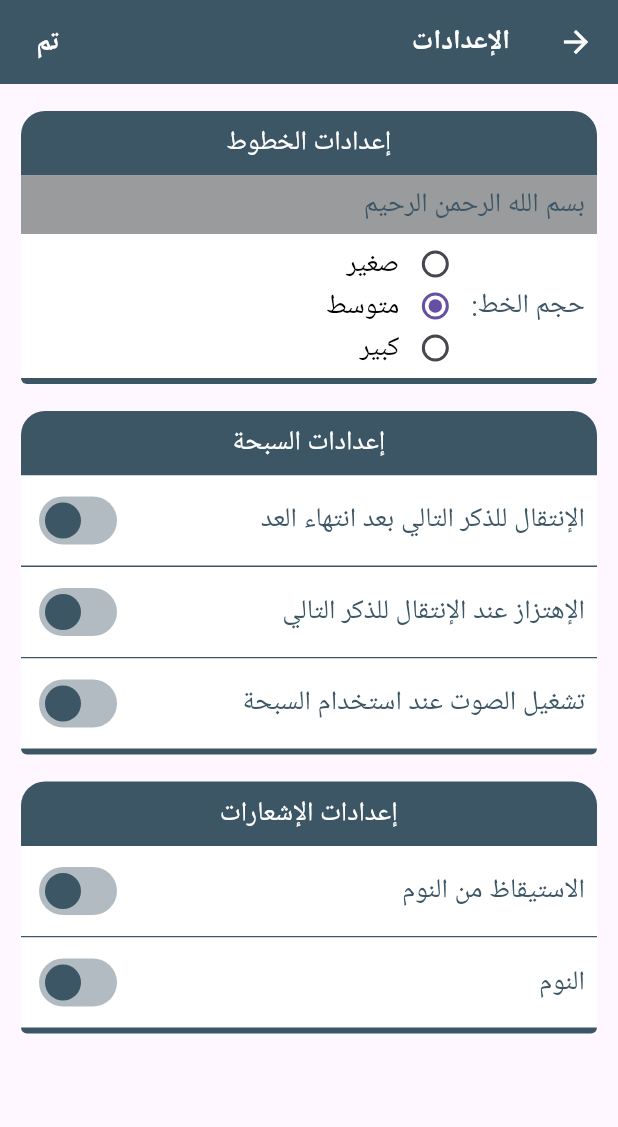
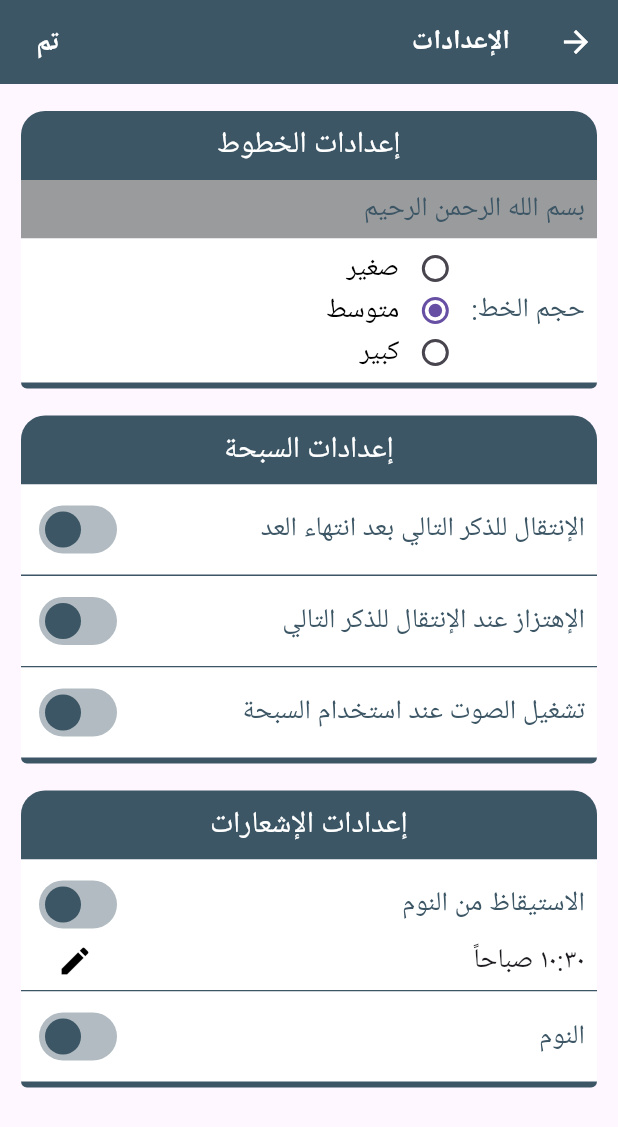
Before and after one commit to mostafamido196/Azkar-Flutter, a Flutter app: the screen it shows after launch, after a tap on the "dehaze" icon, after a tap on "الإعدادات", on a phone screen of 412 x 824 dp. Shown: the top 1127 px of the screen. Run offline on Flutter 3.47's test engine with Material 3 defaults, Android fonts, the phone set to English and light mode, and no system bars; our stand-ins replace dartz, equatable, flutter_bloc, flutter_svg, get_it and 1 more; missing offline and left inert: dart:ffi.

Commit message:
setting Screen

```diff
--- a/lib/core/Utils.dart
+++ b/lib/core/Utils.dart
@@ -19,3 +19,20 @@ class Utils {
   }
 
 }
+
+extension ArabicNumberReplacement on String {
+  String replaceArabicNumbers() {
+    return replaceAll("1", "١")
+        .replaceAll("2", "٢")
+        .replaceAll("3", "٣")
+        .replaceAll("4", "٤")
+        .replaceAll("5", "٥")
+        .replaceAll("6", "٦")
+        .replaceAll("7", "٧")
+        .replaceAll("8", "٨")
+        .replaceAll("9", "٩")
+        .replaceAll("0", "٠")
+        .replaceAll("AM", "صباحاً")
+        .replaceAll("PM", "مسائاً");
+  }
+}
--- a/lib/features/ziker/data/models/SettingModel.dart
+++ b/lib/features/ziker/data/models/SettingModel.dart
@@ -10,10 +10,9 @@ class SettingResponse extends Setting {
     required FontSize fontSize,
     required bool noisy,
     required bool vibrate,
-    required bool notify,
     required bool transfer,
   }) : super(
-            fontSize: fontSize, noisy: noisy, vibrate: vibrate, notify: notify,transfer:transfer );
+            fontSize: fontSize, noisy: noisy, vibrate: vibrate,transfer:transfer );
 
   @override
   factory SettingResponse.fromJson(Map<String, dynamic> json) {
@@ -21,7 +20,6 @@ class SettingResponse extends Setting {
       fontSize: _retrieveFont(json['fontSize']) , // Convert int to FontSize
       noisy: json['noisy'],
       vibrate: json['vibrate'],
-      notify: json['notify'],
       transfer: json['transfer'],
     );
   }
@@ -32,7 +30,6 @@ class SettingResponse extends Setting {
       'fontSize': _storeFont(fontSize), // Convert FontSize to int
       'noisy': noisy,
       'vibrate': vibrate,
-      'notify': notify,
       'transfer': transfer,
     };
   }
--- a/lib/features/ziker/data/repositories/SettingRepositoryImpl.dart
+++ b/lib/features/ziker/data/repositories/SettingRepositoryImpl.dart
@@ -28,7 +28,7 @@ class SettingRepositoryImpl implements SettingRepository {
   @override
   Future<Either<Failure, Unit>> updateSetting(Setting setting) async {
     try {
-      await settingDataSource.updateSetting(SettingResponse(fontSize:setting.fontSize,noisy:setting.noisy,vibrate:setting.vibrate,notify:setting.notify,transfer: setting.transfer));
+      await settingDataSource.updateSetting(SettingResponse(fontSize:setting.fontSize,noisy:setting.noisy,vibrate:setting.vibrate,transfer: setting.transfer));
       return Right(unit);
     } catch (e) {
       return Left(UnKnownFailure(message:e.toString()));
--- a/lib/features/ziker/domain/entities/Setting.dart
+++ b/lib/features/ziker/domain/entities/Setting.dart
@@ -8,16 +8,14 @@ class Setting extends Equatable {
   FontSize fontSize;
   bool noisy;
   bool vibrate;
-  bool notify;
   bool transfer;
 
   Setting(
       {required this.fontSize,
       required this.noisy,
       required this.vibrate,
-      required this.notify,
       required this.transfer});
 
   @override
-  List<Object?> get props => [fontSize, noisy, vibrate, notify, transfer];
+  List<Object?> get props => [fontSize, noisy, vibrate, transfer];
 }
--- a/lib/features/ziker/presentation/widgets/SettingPageWidget/SettingWidget.dart
+++ b/lib/features/ziker/presentation/widgets/SettingPageWidget/SettingWidget.dart
@@ -19,11 +19,14 @@ class SettingWidget extends StatefulWidget {
 class _SettingWidgetState extends State<SettingWidget> {
   int? _selectedSize = 2; // to make test text widget
   double _textSize = 18.0; // to make test widget
+
+  bool isInitialedSize = true; // to initialize setting first time only
+  TimeOfDay _selectedTime = TimeOfDay.now(); // to use pick up time
+
   Setting setting = Setting(
       fontSize: FontSize.Median,
       noisy: true,
       vibrate: true,
-      notify: true,
       transfer: true);
 
   @override
@@ -139,7 +142,7 @@ class _SettingWidgetState extends State<SettingWidget> {
         child: Text(title,
             style: TextStyle(
               color: Colors.white,
-              fontSize: Utils().fontSize(setting.fontSize),
+              fontSize: Utils().fontSize(setting.fontSize)+2,
             )));
   }
 
@@ -159,9 +162,15 @@ class _SettingWidgetState extends State<SettingWidget> {
                     groupValue: _selectedSize,
                     onChanged: (value) {
                       _handleRadioValueChange(value);
-                      setting.fontSize = _getFontType(index);
                       BlocProvider.of<SettingBloc>(context)
-                          .add(UpdateSettingEvent(setting: setting));
+                          .add(UpdateSettingEvent(setting:
+                      Setting(
+                        transfer: setting.transfer,
+                        fontSize: _getFontType(index),
+                        noisy: setting.noisy,
+                        vibrate: setting.vibrate,
+                      )
+                      ));
                     },
                   ),
                   Text(
@@ -261,12 +270,16 @@ class _SettingWidgetState extends State<SettingWidget> {
       color: AppColors.white,
       padding: const EdgeInsets.only(top: 6, bottom: 6, right: 8, left: 8),
       alignment: Alignment.centerRight,
-      child: Row(
+      child: Column(
+        children: [
+          Row(
             mainAxisAlignment: MainAxisAlignment.spaceBetween,
-        // Positions text at start and switcher at end
             children: <Widget>[
               Expanded(child: _tv('الاستيقاظ من النوم')),
               _sleepNotifySwitcher()
+            ],
+          ),
+          _pickerWalkUpRow()
         ],
       ),
     );
@@ -458,8 +471,6 @@ class _SettingWidgetState extends State<SettingWidget> {
     );
   }
 
-  bool isInitialedSize = true;
-
   void _initialSetting(Setting setting) {
     if (isInitialedSize) {
       isInitialedSize = false;
@@ -467,8 +478,6 @@ class _SettingWidgetState extends State<SettingWidget> {
       _initialSizeState(setting.fontSize);
     }
   }
-
-  TimeOfDay _selectedTime = TimeOfDay.now();
 
   Future<void> _selectTime(BuildContext context) async {
     final TimeOfDay? picked = await showTimePicker(
@@ -482,26 +491,27 @@ class _SettingWidgetState extends State<SettingWidget> {
     }
   }
 
-  Widget _pickerWalkUp() {
-    return
-        Container(
-        color: AppColors.white,
-        padding: const EdgeInsets.only(top: 6, bottom: 6, right: 8, left: 8),
-        alignment: Alignment.centerRight,
-        child: Row(
+  Widget _pickerWalkUpRow() {
+    return Row(
       mainAxisAlignment: MainAxisAlignment.spaceBetween,
       children: <Widget>[
         Text(
-              'selec${_selectedTime.format(context)}',
-              style: TextStyle(fontSize: 24),
+          _selectedTime.format(context).replaceArabicNumbers(),
+          style: TextStyle(fontSize: Utils().fontSize(setting.fontSize)),
         ),
         SizedBox(height: 16),
-            ElevatedButton(
-              onPressed: () => _selectTime(context),
-              child: Text('Pick Time'),
+        GestureDetector(
+          onTap: () => _selectTime(context),
+          child: const Padding(
+            padding: const EdgeInsets.only(left: 16),
+            child: Icon(
+              Icons.edit,
+              size: 24,
+              color: Colors.black,
+            ),
+          ),
         ),
       ],
-        )
     );
   }
 }
```
Lines whose indentation alone changed are shown as unchanged.
